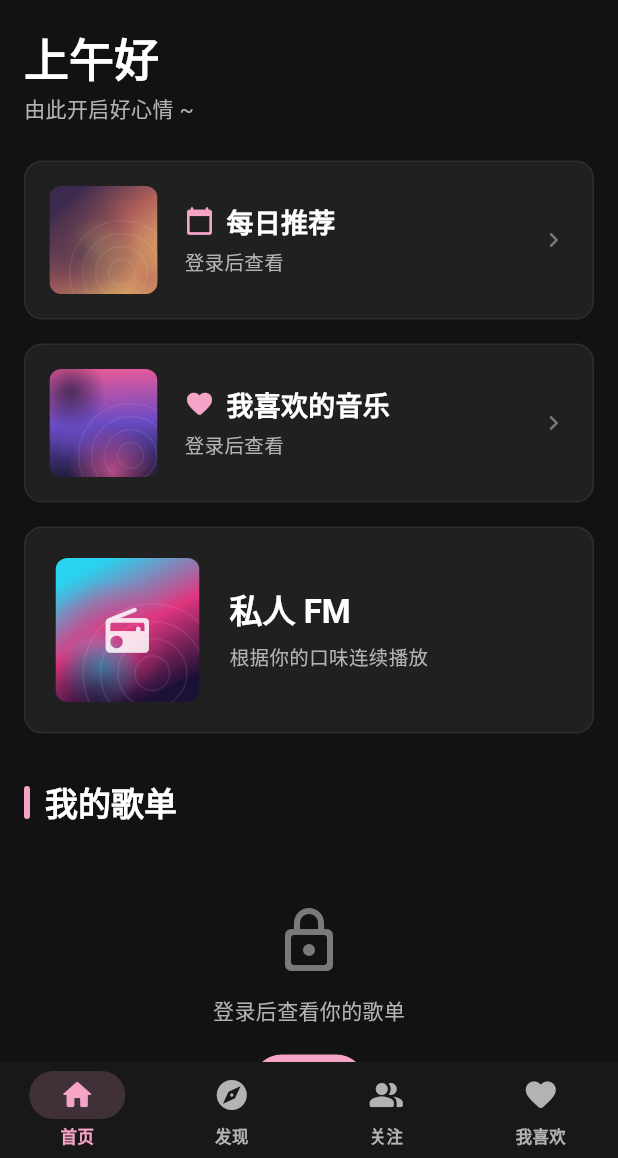
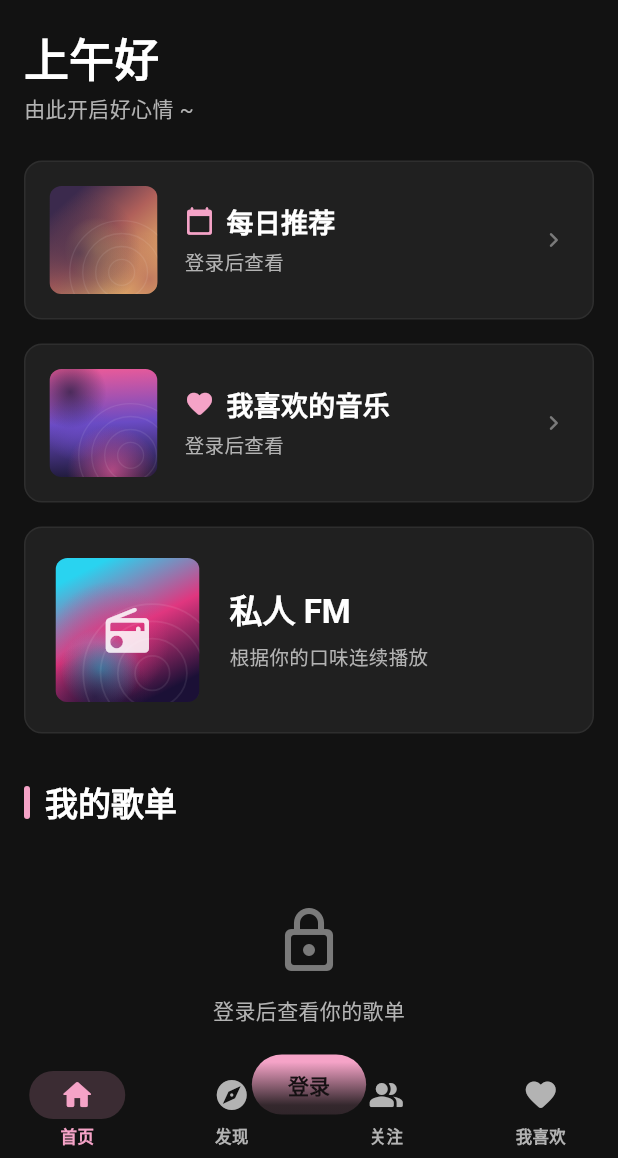
Before and after one commit to hoadl114514/Netease-client, a Flutter app: the screen it shows after launch, on a phone screen of 412 x 824 dp, the part 78-1236 px from its top. Run offline on Flutter 3.47's test engine with Material 3 defaults, Android fonts, the phone set to English and light mode, and no system bars; our stand-ins replace audio_service, just_audio, qr_flutter, shared_preferences; missing offline and left inert: audio_session, pointycastle; accounts and stored records are empty; network calls fail; statements that could not run were skipped.

Commit message:
Float the player bar and bottom navigation over page content
- Shell and sub pages extend their body under the bottom area.
- Bottom navigation is transparent over a fade from clear to the page color.
- Scroll views pad their end by the bar height so the last item stays reachable.
- The comments page keeps a solid bar because its composer sits at the bottom.

Co-Authored-By: Claude Opus 5.5 <noreply@anthropic.com>
Claude-Session: https://claude.ai/code/session_01Ttw3LJjkQSH8GknVJoKt9V

```diff
--- a/lib/pages/home_page.dart
+++ b/lib/pages/home_page.dart
@@ -13,6 +13,7 @@ import '../widgets/playlist_card.dart';
 import 'login_page.dart';
 import 'music/daily_songs_page.dart';
 import 'now_playing/now_playing_page.dart';
+import '../shell/player_bar.dart';
 
 const _dailyPalette = [Color(0xFF3B2A4D), Color(0xFFB0605A), Color(0xFFE8B66B)];
 const _likedPalette = [Color(0xFFE85A9A), Color(0xFF6A4BC4), Color(0xFF1F1A3A)];
@@ -105,7 +106,7 @@ class HomePage extends StatelessWidget {
             sliver: const SliverToBoxAdapter(child: _SectionTitle('推荐歌单')),
           ),
           SliverPadding(
-            padding: EdgeInsets.fromLTRB(hPad, 0, hPad, 32),
+            padding: EdgeInsets.fromLTRB(hPad, 0, hPad, 32 + floatingBarsInset(context)),
             // 登录状态变了（换号、退出）就重新拉推荐。
             sliver: _RecommendedPlaylists(key: ValueKey(account.profile?.userId)),
           ),
--- a/lib/pages/library/playlist_page.dart
+++ b/lib/pages/library/playlist_page.dart
@@ -14,7 +14,8 @@ class PlaylistPage extends StatelessWidget {
     return Scaffold(
       appBar: AppBar(title: const Text('歌单')),
       body: PlaylistView(playlist: playlist),
-      bottomNavigationBar: const SafeArea(top: false, child: PlayerBar()),
+      extendBody: true,
+      bottomNavigationBar: const FloatingBottomBar(),
     );
   }
 }
--- a/lib/pages/library/track_list_view.dart
+++ b/lib/pages/library/track_list_view.dart
@@ -10,6 +10,7 @@ import '../../theme/app_theme.dart';
 import '../../widgets/cover_art.dart';
 import '../../widgets/image_viewer.dart';
 import '../../widgets/song_tile.dart';
+import '../../shell/player_bar.dart';
 
 /// 歌曲列表页的通用骨架：头部 + 下拉刷新 + 加载 / 失败 / 空状态 + 歌曲列表。
 /// 歌单、专辑、每日推荐、最近播放共用。
@@ -214,7 +215,7 @@ class _TrackListViewState extends State<TrackListView> {
                     );
                   },
                 ),
-              const SliverToBoxAdapter(child: SizedBox(height: 16)),
+              SliverToBoxAdapter(child: SizedBox(height: 16 + floatingBarsInset(context))),
             ],
           ),
         );
--- a/lib/pages/music/discover_page.dart
+++ b/lib/pages/music/discover_page.dart
@@ -6,6 +6,7 @@ import '../../theme/app_theme.dart';
 import '../../widgets/playlist_card.dart';
 import '../library/track_list_view.dart';
 import '../search_page.dart';
+import '../../shell/player_bar.dart';
 
 /// 发现：热搜 + 官方排行榜。
 class DiscoverPage extends StatefulWidget {
@@ -73,7 +74,7 @@ class _DiscoverPageState extends State<DiscoverPage> {
               ],
               const _Title('排行榜'),
               SliverPadding(
-                padding: const EdgeInsets.fromLTRB(16, 0, 16, 24),
+                padding: EdgeInsets.fromLTRB(16, 0, 16, 24 + floatingBarsInset(context)),
                 sliver: SliverPlaylistGrid(playlists: tops),
               ),
             ],
--- a/lib/pages/music/nav.dart
+++ b/lib/pages/music/nav.dart
@@ -23,7 +23,8 @@ class SubPage extends StatelessWidget {
     return Scaffold(
       appBar: AppBar(title: Text(title), actions: actions),
       body: body,
-      bottomNavigationBar: const SafeArea(top: false, child: PlayerBar()),
+      extendBody: true,
+      bottomNavigationBar: const FloatingBottomBar(),
     );
   }
 }
--- a/lib/pages/search_page.dart
+++ b/lib/pages/search_page.dart
@@ -127,7 +127,8 @@ class _SearchPageState extends State<SearchPage> {
       body: _showResults
           ? _Results(key: ValueKey(_keyword), keyword: _keyword)
           : _Suggestions(input: _input, onSearch: _search),
-      bottomNavigationBar: const SafeArea(top: false, child: PlayerBar()),
+      extendBody: true,
+      bottomNavigationBar: const FloatingBottomBar(),
     );
   }
 }
@@ -397,7 +398,7 @@ class _SuggestionsState extends State<_Suggestions> {
       builder: (context, _) {
         final history = settings.searchHistory;
         return ListView(
-          padding: const EdgeInsets.all(16),
+          padding: EdgeInsets.fromLTRB(16, 16, 16, 16 + floatingBarsInset(context)),
           keyboardDismissBehavior: ScrollViewKeyboardDismissBehavior.onDrag,
           children: [
             if (history.isNotEmpty) ...[
--- a/lib/pages/social/paged_list.dart
+++ b/lib/pages/social/paged_list.dart
@@ -4,6 +4,7 @@ import '../../api/netease_api.dart';
 import '../../theme/app_theme.dart';
 import '../library/track_list_view.dart';
 import '../login_page.dart';
+import '../../shell/player_bar.dart';
 
 /// 一页数据和下一页的游标（offset、lasttime 之类，由调用方决定）。
 typedef PageResult<T> = ({List<T> items, bool more, Object? next});
@@ -153,7 +154,7 @@ class PagedListViewState<T> extends State<PagedListView<T>> {
         onRefresh: refresh,
         child: ListView.builder(
           physics: const AlwaysScrollableScrollPhysics(),
-          padding: const EdgeInsets.only(bottom: 16),
+          padding: EdgeInsets.only(bottom: 16 + floatingBarsInset(context)),
           itemCount: count,
           itemBuilder: (context, i) {
             if (i < head) return widget.header[i];
--- a/lib/pages/user/user_page.dart
+++ b/lib/pages/user/user_page.dart
@@ -20,6 +20,7 @@ import '../social/event_card.dart';
 import '../social/follow_list_page.dart';
 import '../social/messages_page.dart';
 import '../social/social_widgets.dart';
+import '../../shell/player_bar.dart';
 
 /// 用户主页。网易云的歌手和用户是两套 id：歌手入驻后绑定一个账号（`artist.accountId`），
 /// 账号资料里也记着绑定的歌手（`profile.artistId`）。这里两边合在一起显示：
@@ -217,7 +218,7 @@ class _HomeTabState extends State<_HomeTab> with AutomaticKeepAliveClientMixin {
       onRefresh: widget.onRefresh,
       child: ListView(
         physics: const AlwaysScrollableScrollPhysics(),
-        padding: const EdgeInsets.only(bottom: 16),
+        padding: EdgeInsets.only(bottom: 16 + floatingBarsInset(context)),
         children: [
           _Header(data: d, self: self),
           if (d.artist?.description case final desc?)
--- a/lib/shell/app_shell.dart
+++ b/lib/shell/app_shell.dart
@@ -81,11 +81,14 @@ class _AppShellState extends State<AppShell> {
           ],
         ),
       ),
-      bottomNavigationBar: Column(
-        mainAxisSize: MainAxisSize.min,
-        children: [
-          const PlayerBar(),
-          NavigationBar(
+      // 内容延伸到播放条和底栏下面，两者悬浮在内容上方。
+      extendBody: true,
+      bottomNavigationBar: FloatingBottomBar(
+        navigation: NavigationBar(
+          backgroundColor: Colors.transparent,
+          surfaceTintColor: Colors.transparent,
+          shadowColor: Colors.transparent,
+          elevation: 0,
           selectedIndex: _tab,
           onDestinationSelected: (i) => _go(Destination.tabs[i]),
           destinations: [
@@ -93,7 +96,6 @@ class _AppShellState extends State<AppShell> {
               NavigationDestination(icon: Icon(d.icon), label: d.shortLabel),
           ],
         ),
-        ],
       ),
     );
   }
--- a/lib/shell/player_bar.dart
+++ b/lib/shell/player_bar.dart
@@ -84,9 +84,7 @@ class PlayerBar extends StatelessWidget {
                                     overflow: TextOverflow.ellipsis,
                                     style: TextStyle(
                                       fontSize: 12.5,
-                                      color: Colors.white.withValues(
-                                        alpha: 0.7,
-                                      ),
+                                      color: Colors.white.withValues(alpha: 0.7),
                                     ),
                                   ),
                                 ],
@@ -107,9 +105,7 @@ class PlayerBar extends StatelessWidget {
                   ),
                   LikeButton(songId: song.id, color: Colors.white),
                   RoundIconButton(
-                    icon: player.isPlaying
-                        ? Icons.pause_rounded
-                        : Icons.play_arrow_rounded,
+                    icon: player.isPlaying ? Icons.pause_rounded : Icons.play_arrow_rounded,
                     onPressed: player.toggle,
                     tooltip: player.isPlaying ? '暂停' : '播放',
                     size: 44,
@@ -131,6 +127,53 @@ class PlayerBar extends StatelessWidget {
     );
   }
 }
+
+/// 悬浮在页面内容上方的底部区域：迷你播放条，以及可选的底部导航。
+///
+/// 背景是从透明到页面底色的渐变，内容可以滚到它下面。
+/// 搭配 `Scaffold(extendBody: true)` 使用，滚动内容底部用 [floatingBarsInset] 留白。
+class FloatingBottomBar extends StatelessWidget {
+  const FloatingBottomBar({super.key, this.navigation});
+
+  /// 播放条下方的导航栏。为空时只有播放条，并自己处理底部安全区。
+  final Widget? navigation;
+
+  @override
+  Widget build(BuildContext context) {
+    final nav = navigation;
+    return DecoratedBox(
+      decoration: BoxDecoration(
+        gradient: LinearGradient(
+          begin: Alignment.topCenter,
+          end: Alignment.bottomCenter,
+          colors: [
+            AppColors.background.withValues(alpha: 0),
+            AppColors.background.withValues(alpha: nav == null ? 0.6 : 0.85),
+            AppColors.background.withValues(alpha: 0.95),
+          ],
+          stops: const [0, 0.45, 1],
+        ),
+      ),
+      child: Column(
+        mainAxisSize: MainAxisSize.min,
+        children: [
+          if (nav == null)
+            const SafeArea(top: false, child: PlayerBar())
+          else ...[
+            const PlayerBar(),
+            nav,
+          ],
+        ],
+      ),
+    );
+  }
+}
+
+/// 页面延伸到 [FloatingBottomBar] 下方时，滚动内容底部要留出的高度。
+///
+/// `Scaffold(extendBody: true)` 会把底栏高度算进 body 的 MediaQuery 底部 padding。
+/// 不传 padding 的 ListView 会自动留出这段距离，其他滚动视图要手动加上。
+double floatingBarsInset(BuildContext context) => MediaQuery.paddingOf(context).bottom;
 
 /// 卡片底边的细进度线，只显示不响应手势（拖动进度到播放页里操作）。
 class _ProgressLine extends StatelessWidget {
@@ -164,11 +207,7 @@ class _ProgressLine extends StatelessWidget {
 ///
 /// 左滑（手指向左）切上一首，右滑（手指向右）切下一首。
 class _SwipeToSkip extends StatefulWidget {
-  const _SwipeToSkip({
-    required this.onPrevious,
-    required this.onNext,
-    required this.child,
-  });
+  const _SwipeToSkip({required this.onPrevious, required this.onNext, required this.child});
 
   final VoidCallback onPrevious;
   final VoidCallback onNext;
@@ -178,8 +217,7 @@ class _SwipeToSkip extends StatefulWidget {
   State<_SwipeToSkip> createState() => _SwipeToSkipState();
 }
 
-class _SwipeToSkipState extends State<_SwipeToSkip>
-    with SingleTickerProviderStateMixin {
+class _SwipeToSkipState extends State<_SwipeToSkip> with SingleTickerProviderStateMixin {
   /// 触发切歌的最小滑动距离（逻辑像素）。
   static const _distance = 56.0;
 
@@ -204,11 +242,7 @@ class _SwipeToSkipState extends State<_SwipeToSkip>
       HapticFeedback.selectionClick();
       widget.onNext();
     }
-    _offset.animateTo(
-      0,
-      duration: const Duration(milliseconds: 220),
-      curve: Curves.easeOutCubic,
-    );
+    _offset.animateTo(0, duration: const Duration(milliseconds: 220), curve: Curves.easeOutCubic);
   }
 
   @override
```
Lines whose indentation alone changed are shown as unchanged.
